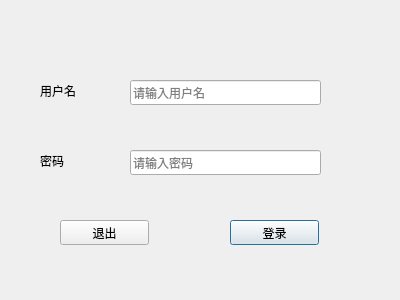
Qt form Login/logindialog.ui (pechpo/What-s-up) before a commit.
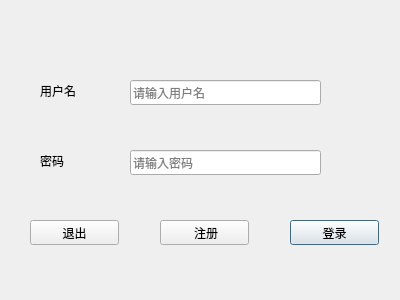
The same form after that commit.

Commit message: Simple Login and Register

```diff
--- a/Login/logindialog.ui
+++ b/Login/logindialog.ui
@@ -74,7 +74,7 @@
   <widget class="QPushButton" name="loginBtn">
    <property name="geometry">
     <rect>
-     <x>230</x>
+     <x>290</x>
      <y>220</y>
      <width>89</width>
      <height>25</height>
@@ -87,7 +87,7 @@
   <widget class="QPushButton" name="exitBtn">
    <property name="geometry">
     <rect>
-     <x>60</x>
+     <x>30</x>
      <y>220</y>
      <width>89</width>
      <height>25</height>
@@ -97,6 +97,22 @@
     <string>退出</string>
    </property>
   </widget>
+  <widget class="QPushButton" name="registerBtn">
+   <property name="geometry">
+    <rect>
+     <x>160</x>
+     <y>220</y>
+     <width>89</width>
+     <height>25</height>
+    </rect>
+   </property>
+   <property name="text">
+    <string> 注册</string>
+   </property>
+   <property name="autoRepeat">
+    <bool>false</bool>
+   </property>
+  </widget>
  </widget>
  <resources/>
  <connections>
```
The commit also changes 1573 other files.
